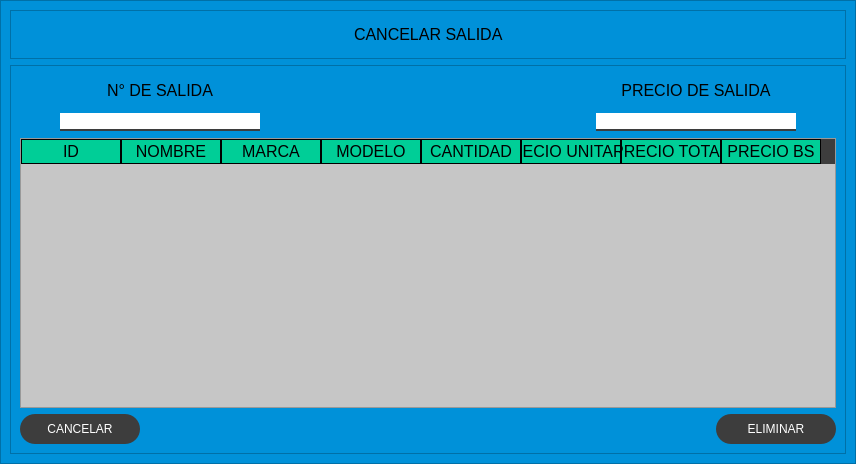
Qt form inventario/qt/eliminar_venta.ui (washipash/tesita) before a commit.
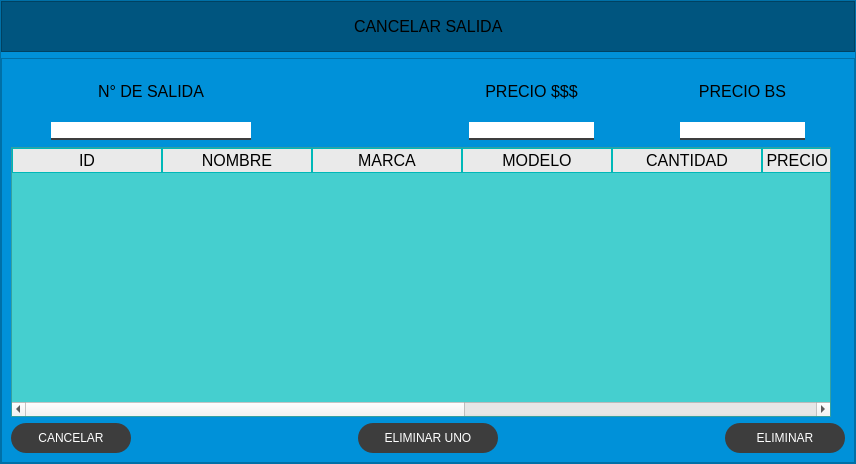
The same form after that commit. Icons and pictures are not drawn.

The edit to the form file:
```diff
--- a/inventario/qt/eliminar_venta.ui
+++ b/inventario/qt/eliminar_venta.ui
@@ -32,9 +32,73 @@
    <item>
     <widget class="QFrame" name="frame">
      <property name="styleSheet">
-      <string notr="true">
+      <string notr="true">QFrame{
 
 background-color: rgb(0, 145, 217);
+}
+
+
+
+QLabel{
+font-size: 12pt;
+font: 87 12pts &quot;Arial Black&quot;;
+background-color:#000000ff;
+color:rgb(0, 0, 0);
+border: 0px solid #14C80C; 
+
+}
+
+QLineEdit{
+
+border: 0px;
+	background-color: rgb(255, 255, 255);
+border-bottom:2px solid rgb(61, 61, 61);
+font:75 12pt &quot;Times New Roman&quot; ;
+
+}
+
+QTextEdit{
+
+border: 0px;
+	background-color: rgb(255, 255, 255);
+border-bottom:2px solid rgb(61, 61, 61);
+font:75 12pt &quot;Times New Roman&quot; ;
+
+}
+
+QPushButton{
+background-color: rgb(61, 61, 61);
+border-radius: 15px;
+color: rgb(255, 255, 255);
+font: 77 10pt &quot;Arial Black&quot;;
+}
+
+QPushButton:hover{
+background-color: rgb(0, 206, 151);
+color: rgb(0, 0, 0);
+font: 77 10pt &quot;Arial Black&quot;;
+}
+
+
+QTableWidget{
+	background-color: rgb(69, 207, 207);
+font-size: 12pt;
+color: #000000;
+}
+
+QHeaderView::section{
+
+
+	background-color:rgb(234, 234, 234);
+border: 1px solid rgb(0, 184, 184);
+font-size:12pt;
+
+}
+
+QTableWidget:QTableCornerButton::section{
+	background-color: rgb(8, 8, 8);
+border:1px solid rgb(198, 255, 253);
+}
 </string>
      </property>
      <property name="frameShape">
@@ -44,21 +108,22 @@
       <enum>QFrame::Raised</enum>
      </property>
      <layout class="QVBoxLayout" name="verticalLayout" stretch="1,8">
+      <property name="leftMargin">
+       <number>0</number>
+      </property>
+      <property name="topMargin">
+       <number>0</number>
+      </property>
+      <property name="rightMargin">
+       <number>0</number>
+      </property>
+      <property name="bottomMargin">
+       <number>0</number>
+      </property>
       <item>
        <widget class="QFrame" name="frame_sup">
         <property name="styleSheet">
-         <string notr="true">
-QLabel{
-font-size: 12pt;
-font: 87 12pts &quot;Arial Black&quot;;
-background-color:#000000ff;
-color:;
-	color: rgb(0, 0, 0);
-border: 0px solid #14C80C; 
-
-}
-
-</string>
+         <string notr="true">background-color: rgb(0, 85, 127);</string>
         </property>
         <property name="frameShape">
          <enum>QFrame::StyledPanel</enum>
@@ -111,101 +176,7 @@
        <widget class="QFrame" name="frame_inf">
         <property name="styleSheet">
          <string notr="true">
-
-QLabel{
-font-size: 12pt;
-font: 87 12pts &quot;Arial Black&quot;;
-background-color:#000000ff;
-color:rgb(0, 0, 0);
-border: 0px solid #14C80C; 
-
-}
-
-QLineEdit{
-
-border: 0px;
-	background-color: rgb(255, 255, 255);
-border-bottom:2px solid rgb(61, 61, 61);
-font:75 12pt &quot;Times New Roman&quot; ;
-
-}
-
-QTextEdit{
-
-border: 0px;
-	background-color: rgb(255, 255, 255);
-border-bottom:2px solid rgb(61, 61, 61);
-font:75 12pt &quot;Times New Roman&quot; ;
-
-}
-
-QPushButton{
-background-color: rgb(61, 61, 61);
-border-radius: 15px;
-color: rgb(255, 255, 255);
-font: 77 10pt &quot;Arial Black&quot;;
-}
-
-QPushButton:hover{
-background-color: rgb(0, 206, 151);
-color: rgb(0, 0, 0);
-font: 77 10pt &quot;Arial Black&quot;;
-}
-
-
-QTableWidget{
-	background-color: rgb(198, 198, 198);
-
-font-size: 12pt;
-color: #000000;
-}
-
-QHeaderView::section{
-
-background-color: rgb(0, 206, 151);
-border: 1px solid rgb(0, 0, 0);
-font-size:12pt;
-
-}
-
-QTableWidget QTableCornerButton::section{
-
-background-color: rgb(0, 0, 0);
-border:1px solid rgb(0, 206, 151);
-}
-
-  QScrollBar:vertical {
-                background-color: #333333;
-                width: 10px;
-                margin: 0px 0px 0px 0px;
-                border-radius: 5px;
-            }
-            QScrollBar:horizontal {
-                background-color: #333333;
-                height: 10px;
-                margin: 0px 0px 0px 0px;
-                border-radius: 5px;
-            }
-            QScrollBar::handle:vertical {
-                background-color: #B0B0B0;
-                min-height: 20px;
-                border-radius: 5px;
-            }
-            QScrollBar::handle:horizontal {
-                background-color: #B0B0B0;
-                min-width: 20px;
-                border-radius: 5px;
-            }
-            QScrollBar::sub-line:vertical, QScrollBar::sub-line:horizontal {
-                background-color: white;
-                border: none;
-                border-radius: 5px;
-            }
-            QScrollBar::add-line:vertical, QScrollBar::add-line:horizontal {
-                background-color: white;
-                border: none;
-                border-radius: 5px;
-             }</string>
+</string>
         </property>
         <property name="frameShape">
          <enum>QFrame::StyledPanel</enum>
@@ -213,9 +184,9 @@
         <property name="frameShadow">
          <enum>QFrame::Raised</enum>
         </property>
-        <layout class="QVBoxLayout" name="verticalLayout_5">
+        <layout class="QVBoxLayout" name="verticalLayout_6">
          <item>
-          <layout class="QHBoxLayout" name="horizontalLayout_2">
+          <layout class="QHBoxLayout" name="horizontalLayout_3">
            <item>
             <layout class="QVBoxLayout" name="verticalLayout_3">
              <item>
@@ -294,7 +265,7 @@
              <item>
               <widget class="QLabel" name="label_3">
                <property name="text">
-                <string>PRECIO DE SALIDA</string>
+                <string>PRECIO $$$</string>
                </property>
                <property name="alignment">
                 <set>Qt::AlignCenter</set>
@@ -320,13 +291,13 @@
                 <widget class="QLineEdit" name="total_buscar_v_line">
                  <property name="minimumSize">
                   <size>
-                   <width>200</width>
+                   <width>125</width>
                    <height>0</height>
                   </size>
                  </property>
                  <property name="maximumSize">
                   <size>
-                   <width>200</width>
+                   <width>125</width>
                    <height>16777215</height>
                   </size>
                  </property>
@@ -352,6 +323,69 @@
              </item>
             </layout>
            </item>
+           <item>
+            <layout class="QVBoxLayout" name="verticalLayout_5">
+             <item>
+              <widget class="QLabel" name="label_4">
+               <property name="text">
+                <string>PRECIO BS</string>
+               </property>
+               <property name="alignment">
+                <set>Qt::AlignCenter</set>
+               </property>
+              </widget>
+             </item>
+             <item>
+              <layout class="QHBoxLayout" name="horizontalLayout_2">
+               <item>
+                <spacer name="horizontalSpacer_9">
+                 <property name="orientation">
+                  <enum>Qt::Horizontal</enum>
+                 </property>
+                 <property name="sizeHint" stdset="0">
+                  <size>
+                   <width>40</width>
+                   <height>20</height>
+                  </size>
+                 </property>
+                </spacer>
+               </item>
+               <item>
+                <widget class="QLineEdit" name="lineEdit">
+                 <property name="minimumSize">
+                  <size>
+                   <width>125</width>
+                   <height>0</height>
+                  </size>
+                 </property>
+                 <property name="maximumSize">
+                  <size>
+                   <width>125</width>
+                   <height>16777215</height>
+                  </size>
+                 </property>
+                 <property name="readOnly">
+                  <bool>true</bool>
+                 </property>
+                </widget>
+               </item>
+               <item>
+                <spacer name="horizontalSpacer_10">
+                 <property name="orientation">
+                  <enum>Qt::Horizontal</enum>
+                 </property>
+                 <property name="sizeHint" stdset="0">
+                  <size>
+                   <width>40</width>
+                   <height>20</height>
+                  </size>
+                 </property>
+                </spacer>
+               </item>
+              </layout>
+             </item>
+            </layout>
+           </item>
           </layout>
          </item>
          <item>
@@ -369,40 +403,14 @@
             </size>
            </property>
            <property name="styleSheet">
-            <string notr="true">QFrame{
-
-background-color: rgb(61, 61, 61);
-
-}
-
-
-
-
-QTableWidget{
-	background-color: rgb(198, 198, 198);
-
-font-size: 12pt;
-color: #000000;
-}
-
-QHeaderView::section{
-
-background-color: rgb(0, 206, 151);
-border: 1px solid rgb(0, 0, 0);
-font-size:12pt;
-
-}
-
-QTableWidget QTableCornerButton::section{
-
-background-color: rgb(0, 0, 0);
-border:1px solid rgb(0, 206, 151);
-}
-
-
-
-</string>
+            <string notr="true"/>
            </property>
+           <attribute name="horizontalHeaderMinimumSectionSize">
+            <number>42</number>
+           </attribute>
+           <attribute name="horizontalHeaderDefaultSectionSize">
+            <number>150</number>
+           </attribute>
            <column>
             <property name="text">
              <string>ID</string>
@@ -491,6 +499,11 @@
              </font>
             </property>
            </column>
+           <column>
+            <property name="text">
+             <string/>
+            </property>
+           </column>
           </widget>
          </item>
          <item>
@@ -503,11 +516,60 @@
                <height>30</height>
               </size>
              </property>
+             <property name="styleSheet">
+              <string notr="true">QPushButton:pressed {
+    background-color: rgb(0, 128, 143);
+}
+</string>
+             </property>
              <property name="text">
               <string>CANCELAR</string>
              </property>
             </widget>
            </item>
+           <item>
+            <spacer name="horizontalSpacer_11">
+             <property name="orientation">
+              <enum>Qt::Horizontal</enum>
+             </property>
+             <property name="sizeHint" stdset="0">
+              <size>
+               <width>40</width>
+               <height>20</height>
+              </size>
+             </property>
+            </spacer>
+           </item>
+           <item>
+            <widget class="QPushButton" name="pushButton">
+             <property name="minimumSize">
+              <size>
+               <width>140</width>
+               <height>30</height>
+              </size>
+             </property>
+             <property name="styleSheet">
+              <string notr="true">
+QPushButton:hover{
+background-color: rgb(255, 85, 0);
+color: rgb(0, 0, 0);
+font: 77 10pt &quot;Arial Black&quot;;
+}
+
+QPushButton:pressed {
+	background-color: rgb(177, 118, 0);
+}
+</string>
+             </property>
+             <property name="text">
+              <string>ELIMINAR UNO</string>
+             </property>
+             <property name="icon">
+              <iconset>
+               <normaloff>../recursos/img/varita-magica.png</normaloff>../recursos/img/varita-magica.png</iconset>
+             </property>
+            </widget>
+           </item>
            <item>
             <spacer name="horizontalSpacer_3">
              <property name="orientation">
@@ -535,6 +597,10 @@
 color: rgb(0, 0, 0);
 font: 77 10pt &quot;Arial Black&quot;;
 }
+
+QPushButton:pressed {
+	background-color: rgb(170, 0, 0);
+}
 </string>
              </property>
              <property name="text">
```
Left out of the diff: 4 changed lines with no effect on the pictures.
